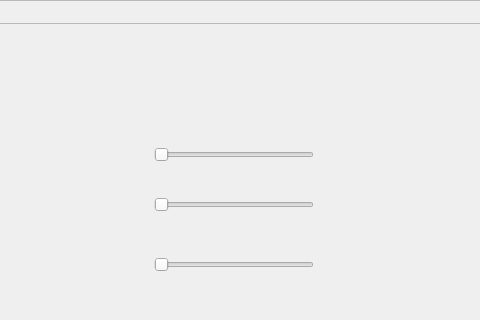
Above: src/gui/dlg.ui from LaM0uette/PySide6_Blank_Project_demo before the change; both pictures show x 98 to 578 and y 0 to 320 of the 881 by 458 pixel window. Below: the same form after it.
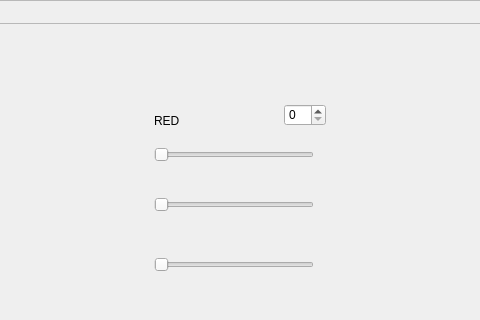
That is the form after the change.

Diff of the .ui file:
```diff
--- a/src/gui/dlg.ui
+++ b/src/gui/dlg.ui
@@ -1218,6 +1218,29 @@
                <enum>Qt::Horizontal</enum>
               </property>
              </widget>
+             <widget class="QLabel" name="label">
+              <property name="geometry">
+               <rect>
+                <x>250</x>
+                <y>90</y>
+                <width>47</width>
+                <height>13</height>
+               </rect>
+              </property>
+              <property name="text">
+               <string>RED</string>
+              </property>
+             </widget>
+             <widget class="QSpinBox" name="spinBox">
+              <property name="geometry">
+               <rect>
+                <x>380</x>
+                <y>80</y>
+                <width>42</width>
+                <height>22</height>
+               </rect>
+              </property>
+             </widget>
             </widget>
            </widget>
           </item>
```
